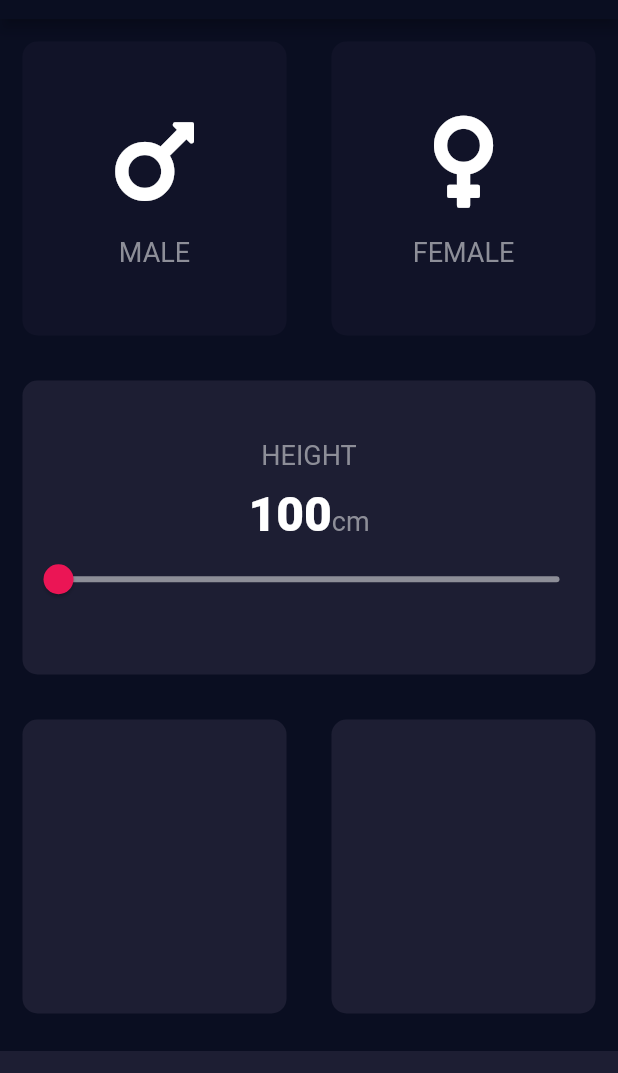
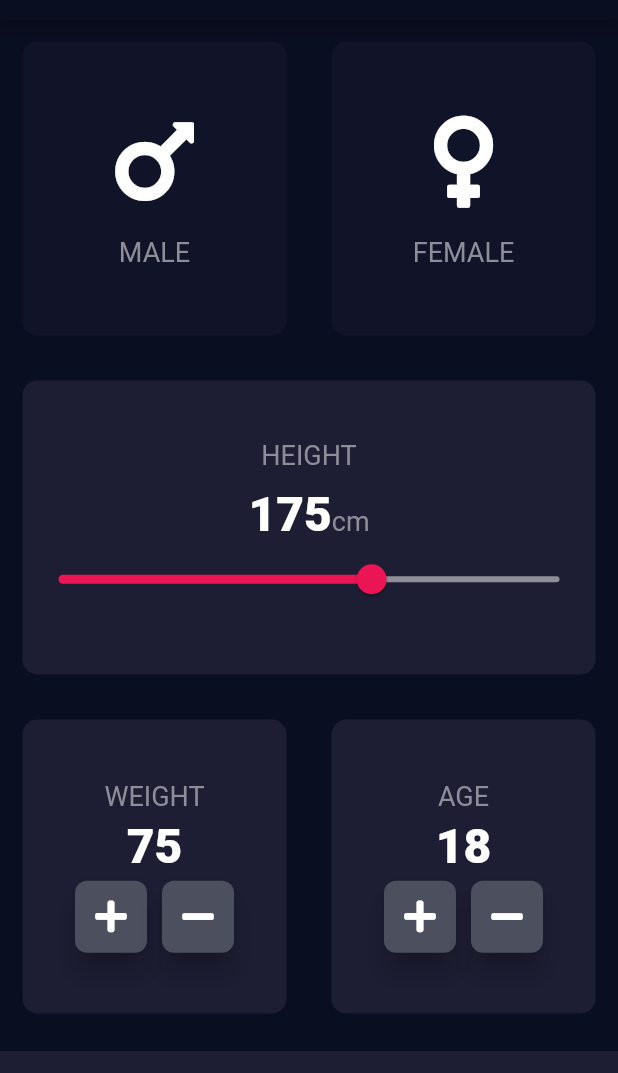
Before and after one commit to flywerk/bmi_calc, a Flutter app: the screen it shows after launch, on a phone screen of 412 x 824 dp, the part 65-1138 px from its top. Run offline on Flutter 3.47's test engine with Material 2 defaults, Android fonts, the phone set to English and light mode, and no system bars; our stand-ins replace font_awesome_flutter.

Commit message:
added RoundButtonIcon widget, age and weight counters.

```diff
--- a/lib/input_page.dart
+++ b/lib/input_page.dart
@@ -19,7 +19,9 @@ class InputPage extends StatefulWidget {
 class _InputPageState extends State<InputPage> {
 
   Gender selectedGender;
-  int height = 100;
+  int height = 175;
+  int weight = 75;
+  int age = 18;
 
   @override
   Widget build(BuildContext context) {
@@ -59,7 +61,7 @@ class _InputPageState extends State<InputPage> {
                 mainAxisAlignment: MainAxisAlignment.center,
                 children: [
                   Text('HEIGHT', style: TextStyle(fontSize: 18.0, color: Color(0xFF8D8E98),)),
-                  SizedBox(height: 10,),
+                  SizedBox(height: 10),
                   Row (
                     mainAxisAlignment: MainAxisAlignment.center,
                     crossAxisAlignment: CrossAxisAlignment.baseline,
@@ -90,10 +92,66 @@ class _InputPageState extends State<InputPage> {
             children: [
               Expanded(child: ReusableCard(
               colour: activeCardColor,
+                cardChild: Column(
+                  mainAxisAlignment: MainAxisAlignment.center,
+                  children: [
+                    Text("WEIGHT", style: cLabelTextStyle,),
+                    SizedBox(height: 4),
+                    Text(weight.toString(), style: cNumberTextStyle,),
+                    SizedBox(height: 4),
+                    Row(
+                      mainAxisAlignment: MainAxisAlignment.center,
+                      children: [
+                        RoundButtonIcon(
+                          icon: FontAwesomeIcons.plus,
+                            onPressed: () {
+                            setState(() {
+                              weight++;
+                            });
+                        }),
+                        SizedBox(width: 10,),
+                        RoundButtonIcon(icon: FontAwesomeIcons.minus,
+                        onPressed: () {
+                          setState(() {
+                            weight--;
+                          });
+                        },),
+                      ],
+                    ),
+                  ],
+                ),
               ),),
               Expanded(child: ReusableCard(
-              colour: activeCardColor,
-    ),),],
+                colour: activeCardColor,
+                cardChild: Column(
+                  mainAxisAlignment: MainAxisAlignment.center,
+                  children: [
+                    Text("AGE", style: cLabelTextStyle,),
+                    SizedBox(height: 4),
+                    Text(age.toString(), style: cNumberTextStyle,),
+                    SizedBox(height: 4),
+                    Row(
+                      mainAxisAlignment: MainAxisAlignment.center,
+                      children: [
+                        RoundButtonIcon(
+                            icon: FontAwesomeIcons.plus,
+                            onPressed: () {
+                            setState(() {
+                            age++;
+                          });
+                        }),
+                        SizedBox(width: 10),
+                        RoundButtonIcon(icon: FontAwesomeIcons.minus,
+                          onPressed: () {
+                            setState(() {
+                              age--;
+                            });
+                          },),
+                      ],
+                    ),
+                  ],
+                ),
+              ),),],
             ),
           ),
           Container(
@@ -107,3 +165,26 @@ class _InputPageState extends State<InputPage> {
     );
   }
 }
+
+
+class RoundButtonIcon extends StatelessWidget {
+
+  RoundButtonIcon({@required this.icon, @required this.onPressed});
+  final IconData icon;
+  final Function onPressed;
+
+  @override
+  Widget build(BuildContext context) {
+    return RawMaterialButton(
+      child: Icon(icon),
+      onPressed: onPressed,
+      elevation: 7.0,
+      constraints: BoxConstraints.tightFor(
+        width: 48.0,
+        height: 48.0,
+      ),
+      shape: RoundedRectangleBorder(borderRadius: BorderRadius.circular(8.0)),
+      fillColor: Color(0xFF4C4F5E),
+    );
+  }
+}
```
